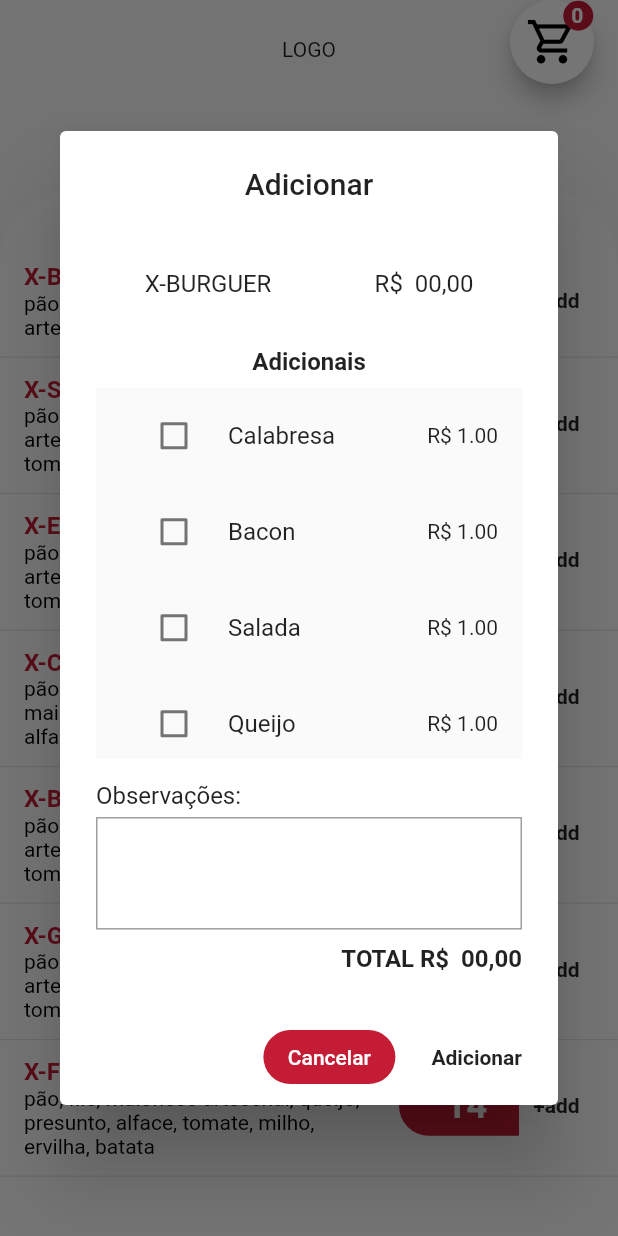
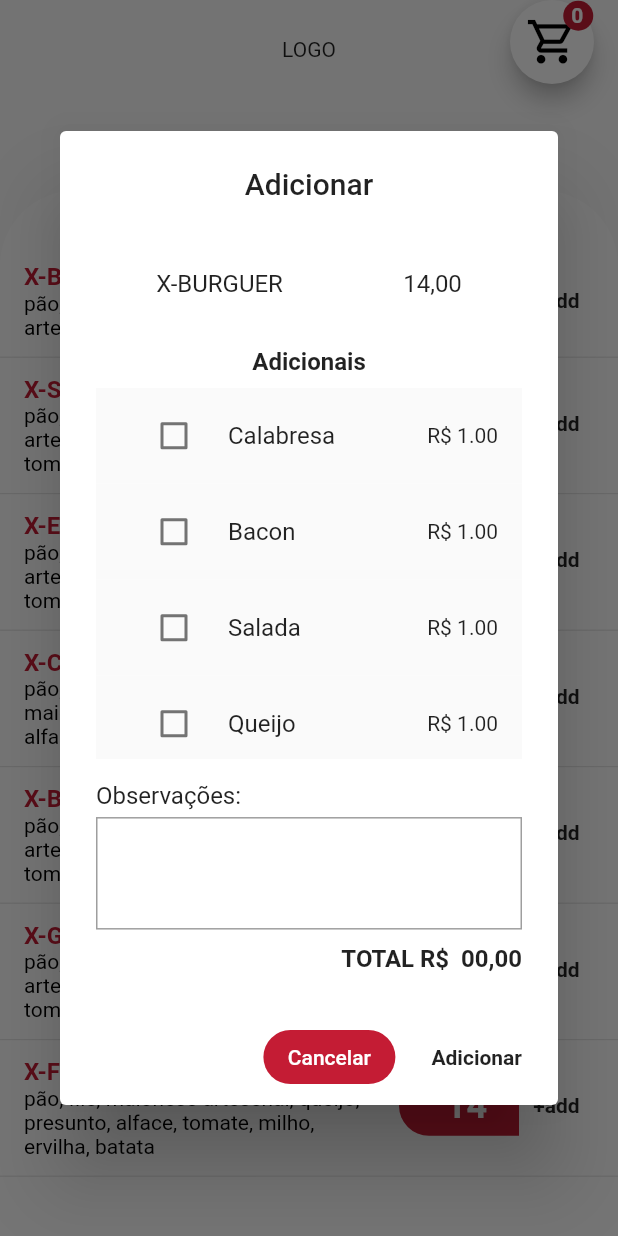
Before and after one commit to juniorsafera/delivery-app, a Flutter app: the TelaPrincipal screen opened by its route, after a tap on "X-BURGUER", on a phone screen of 412 x 824 dp. Run offline on Flutter 3.47's test engine with Material 2 defaults, Android fonts, the light colour scheme and no system bars.

Commit message:
Update frame_add_carrinho.dart

```diff
--- a/delivey_app/lib/components/frame_add_carrinho.dart
+++ b/delivey_app/lib/components/frame_add_carrinho.dart
@@ -6,6 +6,7 @@ import 'package:delivey_app/data/data_item_adicional.dart';
 import 'package:delivey_app/models/item_cardapio.dart';
 import 'package:delivey_app/models/pedido.dart';
 import 'package:delivey_app/others/paleta_cores.dart';
+import 'package:delivey_app/provider/itens_adicionais.dart';
 import 'package:delivey_app/provider/itens_pedido.dart';
 import 'package:flutter/material.dart';
 import 'package:delivey_app/components/lista_itens_adicionais.dart';
@@ -19,25 +20,21 @@ class FrameAddCarrinho {
     BuildContext context,
     ModelItemCardapio item,
   ) {
-    final TextEditingController textObservacao = TextEditingController();
     final size = MediaQuery.of(context).size;
     final id = Random.secure();
-    final _itensAdicionais = dadosItensAdicionais.toList();
-    final ModelPedido mp = ModelPedido(
-      codigo: id.nextDouble().toString(),
-      pedido: item,
-      adicionais: [],
-      observacao: textObservacao.text,
-      valorTotalItem: item.valor,
-    );
+
 
     final providerPedido =
         Provider.of<ListaPedidosProvider>(context, listen: false);
+    final _itensAdicionais =
+        Provider.of<ListaAdicionaisProvider>(context, listen: false);
+
+    final TextEditingController textObservacao = TextEditingController();
 
     showDialog<String>(
         context: context,
         builder: (context) => AlertDialog(
-              title: const  Center(child: Text('Adicionar')),
+              title: const Center(child: Text('Adicionar')),
               content: SizedBox(
                 height: size.height * 0.6,
                 child: Column(
@@ -46,8 +43,8 @@ class FrameAddCarrinho {
                       child: Row(
                         mainAxisAlignment: MainAxisAlignment.spaceAround,
                         children: [
-                          Text(mp.pedido.titulo),
-                          Text(' R\$  00,00'),
+                          Text(item.titulo),
+                          Text(item.valor+',00'),
                         ],
                       ),
                     ),
@@ -61,7 +58,7 @@ class FrameAddCarrinho {
                       ),
                     ),
                     ListaItensAdicionais(
-                      itensAdicionais: _itensAdicionais,
+                      itensAdicionais: _itensAdicionais.itensAdicionais,
                     ),
 
                     SizedBox(
@@ -139,7 +136,13 @@ class FrameAddCarrinho {
                 ),
                 FlatButton(
                     onPressed: () {
-                      providerPedido.adicionarItemPedido(mp);
+                      providerPedido.adicionarItemPedido(ModelPedido(
+                        codigo: id.nextDouble().toString(),
+                        pedido: item,
+                        adicionais: _itensAdicionais.itensSelecionados,
+                        observacao: textObservacao.text,
+                        valorTotalItem: item.valor,
+                      ));
                       Navigator.pop(context);
                     },
                     child: const Text(
```
